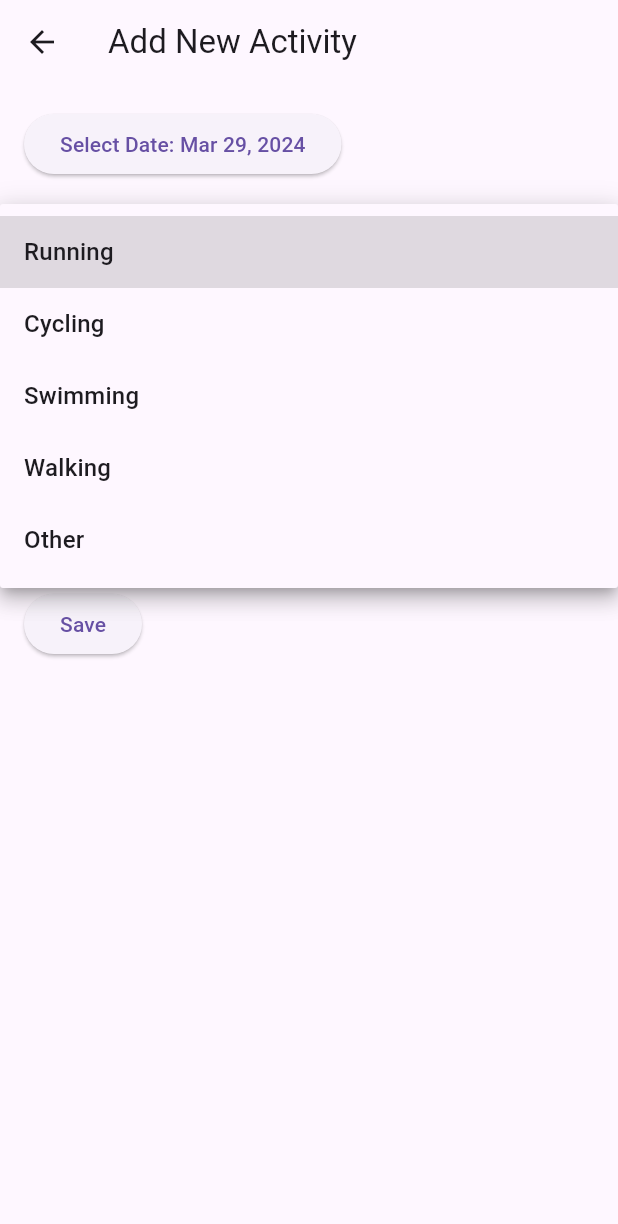
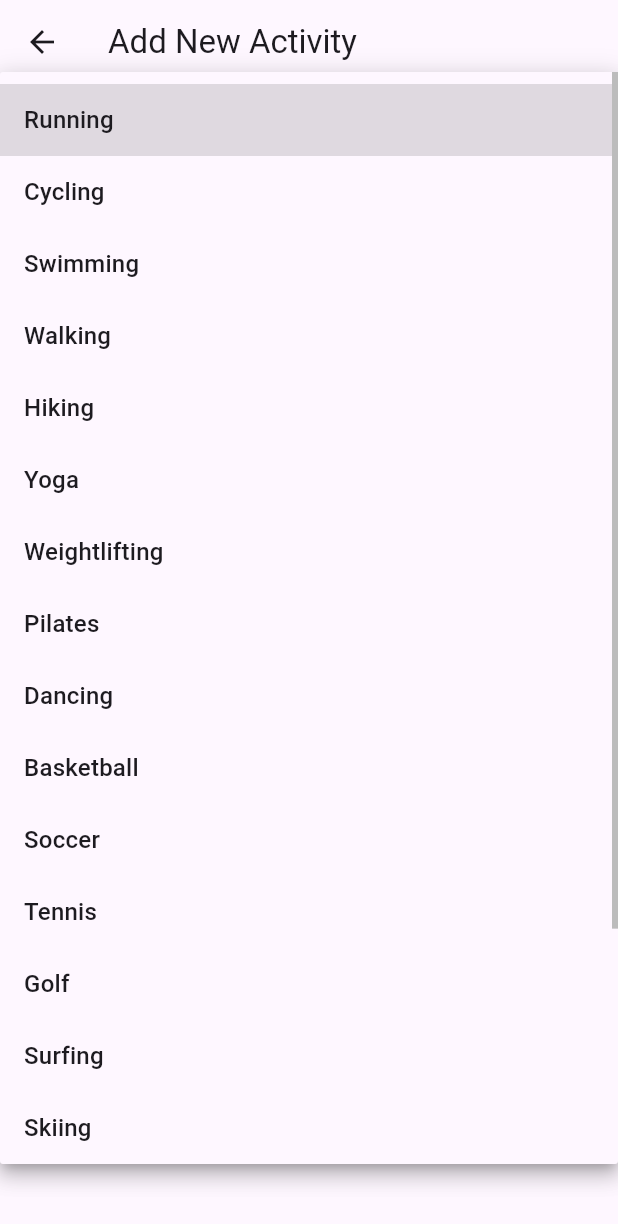
Before and after one commit to YunusS03/sport_tracker, a Flutter app: the AddActivityScreen screen opened directly, after a tap on "Running", on a phone screen of 412 x 824 dp. Shown: the top 1224 px of the screen. Run offline on Flutter 3.47's test engine with Material 3 defaults, Android fonts, the phone set to English and light mode, and no system bars; our stand-ins replace sqflite; accounts and stored records are empty.

Commit message:
added more activities

```diff
--- a/lib/screens/AddActivityScreen.dart
+++ b/lib/screens/AddActivityScreen.dart
@@ -17,7 +17,27 @@ class _AddActivityScreenState extends State<AddActivityScreen> {
   String _selectedActivityType = 'Running'; // Default activity type
 
   // List of predefined activity types
-  final List<String> activityTypes = ['Running', 'Cycling', 'Swimming', 'Walking', 'Other'];
+  final List<String> activityTypes = [
+    'Running',
+    'Cycling',
+    'Swimming',
+    'Walking',
+    'Hiking',
+    'Yoga',
+    'Weightlifting',
+    'Pilates',
+    'Dancing',
+    'Basketball',
+    'Soccer',
+    'Tennis',
+    'Golf',
+    'Surfing',
+    'Skiing',
+    'Snowboarding',
+    'Skateboarding',
+    'Rock Climbing',
+    'Other'
+  ];
 
   @override
   Widget build(BuildContext context) {
--- a/lib/screens/home_screen.dart
+++ b/lib/screens/home_screen.dart
@@ -140,6 +140,7 @@ class HomeScreen extends StatelessWidget {
     );
   }
 
+
   Icon _getActivityIcon(String activityType) {
     switch (activityType.toLowerCase()) {
       case 'running':
@@ -150,8 +151,35 @@ class HomeScreen extends StatelessWidget {
         return Icon(Icons.pool, color: Colors.blueAccent);
       case 'walking':
         return Icon(Icons.directions_walk, color: Colors.orange);
+      case 'hiking':
+        return Icon(Icons.terrain, color: Colors.brown);
+      case 'yoga':
+        return Icon(Icons.self_improvement, color: Colors.purple);
+      case 'weightlifting':
+        return Icon(Icons.fitness_center, color: Colors.red);
+      case 'pilates':
+        return Icon(Icons.spa, color: Colors.lightGreen);
+      case 'dancing':
+        return Icon(Icons.music_note, color: Colors.pink);
+      case 'basketball':
+        return Icon(Icons.sports_basketball, color: Colors.orange);
+      case 'soccer':
+        return Icon(Icons.sports_soccer, color: Colors.green);
+      case 'tennis':
+        return Icon(Icons.sports_tennis, color: Colors.blue);
+      case 'golf':
+        return Icon(Icons.sports_golf, color: Colors.yellow);
+      case 'surfing':
+        return Icon(Icons.surfing, color: Colors.lightBlue);
+      case 'snowboarding':
+        return Icon(Icons.snowboarding, color: Colors.indigo);
+      case 'skateboarding':
+        return Icon(Icons.skateboarding, color: Colors.deepOrange);
+      case 'rock climbing':
+        return Icon(Icons.explore, color: Colors.brown);
       default:
         return Icon(Icons.help, color: Colors.grey); // Default icon for unknown activities
     }
   }
+
 }
```
